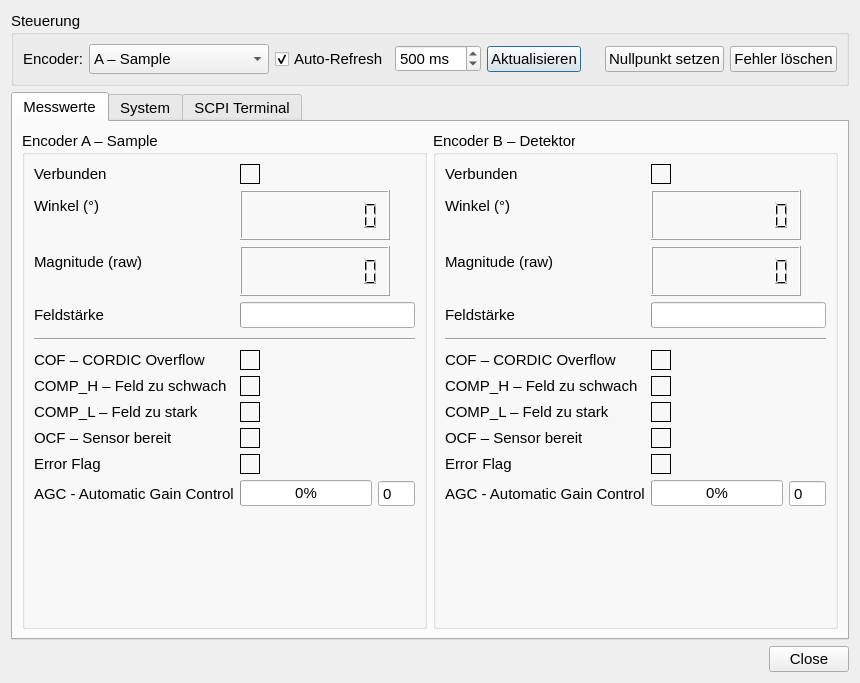
cckssr/polarisation-ui, file polarisation_ui/pyqt/encoder_debug.ui: the form before one commit.
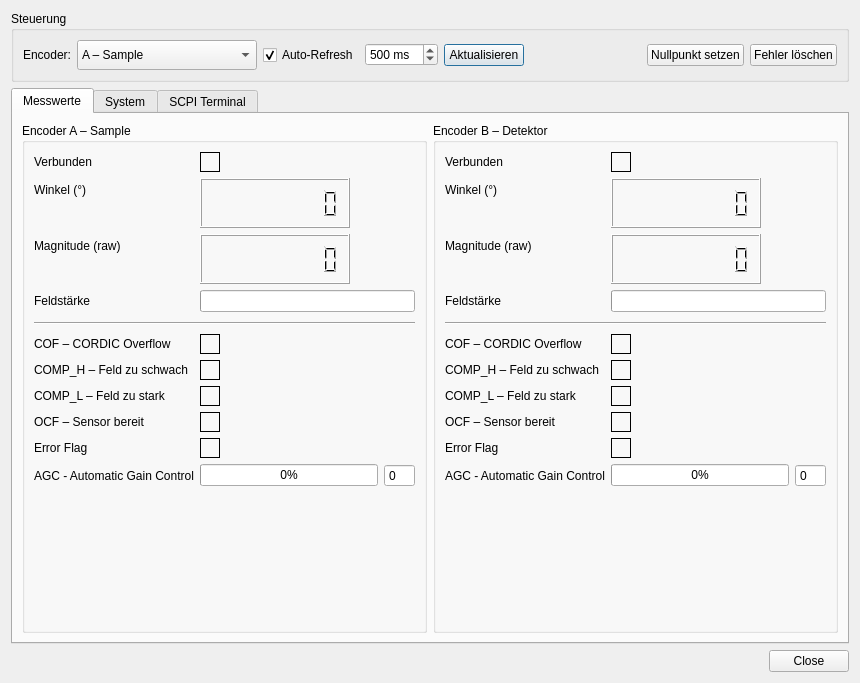
The form after the commit. Icons and pictures are not drawn.

Commit message:
Refactor UI components in EncoderDebugDialog and MainWindow
- Removed font settings and adjusted sizes for various UI elements in ui_encoder_debug.py and ui_mainwindow.py.
- Updated minimum sizes and spacing for layout items to improve overall UI consistency.
- Reduced font sizes and adjusted button dimensions for better alignment and aesthetics.
- Modified vertical spacers and layout margins to enhance the visual structure of the UI.

```diff
--- a/polarisation_ui/pyqt/encoder_debug.ui
+++ b/polarisation_ui/pyqt/encoder_debug.ui
@@ -10,11 +10,6 @@
     <height>683</height>
    </rect>
   </property>
-  <property name="font">
-   <font>
-    <pointsize>11</pointsize>
-   </font>
-  </property>
   <property name="windowTitle">
    <string>Encoder Debug</string>
   </property>
```
The commit also changes 6 other files.
